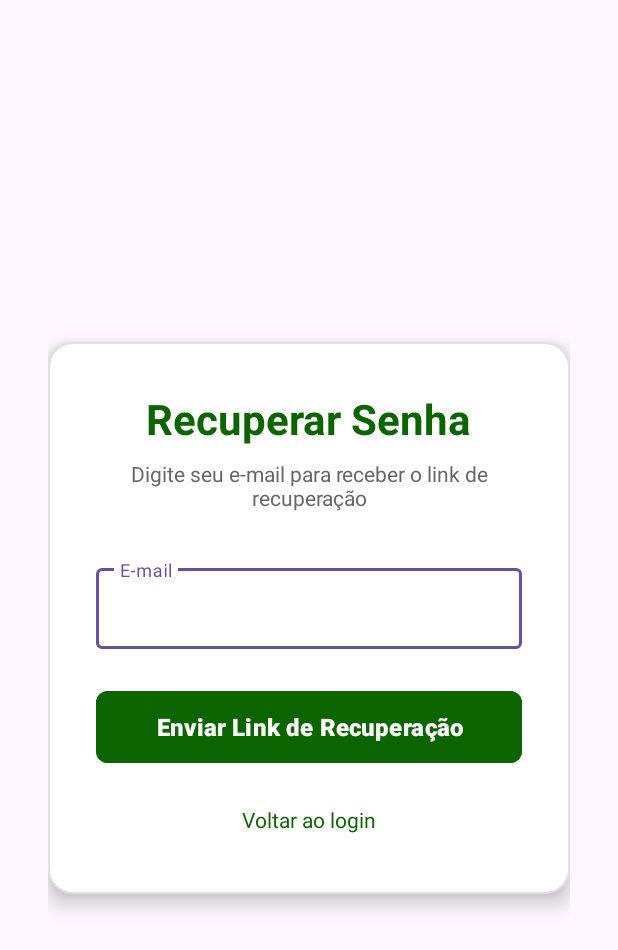
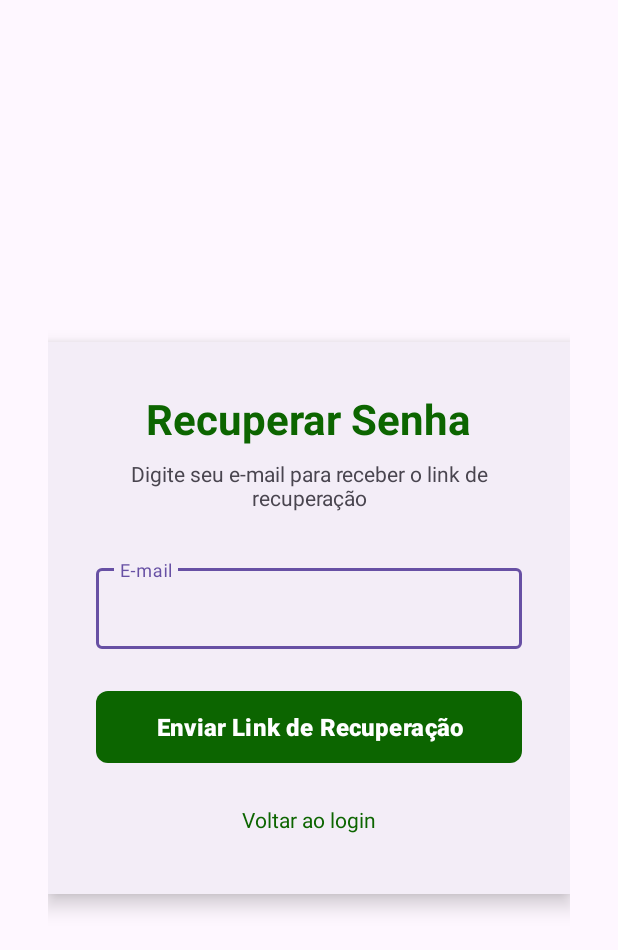
Before and after one commit to 2025-2-NCC3/Projeto2, an Android app: the ForgotPassword screen opened directly, with no data from a screen before it, on a phone screen of 412 x 824 dp. Shown: the top 950 px of the screen. Run offline under Robolectric (Android 15) with nearby library versions, the phone set to English and light mode, and no system bars.

Commit message:
Atualização da tela Recuperar Senha

```diff
--- a/app/src/main/res/drawable/card_background.xml
+++ b/app/src/main/res/drawable/card_background.xml
@@ -1,6 +1,6 @@
 <?xml version="1.0" encoding="utf-8"?>
 <shape xmlns:android="http://schemas.android.com/apk/res/android">
-    <solid android:color="@color/white"/>
+    <solid android:color="?attr/colorSurface"/>
     <corners android:radius="16dp"/>
-    <stroke android:width="1dp" android:color="#E0E0E0"/>
+    <stroke android:width="1dp" android:color="?attr/colorOutline"/>
 </shape>
--- a/app/src/main/res/layout/activity_forgot_password.xml
+++ b/app/src/main/res/layout/activity_forgot_password.xml
@@ -1,17 +1,19 @@
+<?xml version="1.0" encoding="utf-8"?>
 <LinearLayout xmlns:android="http://schemas.android.com/apk/res/android"
     android:layout_width="match_parent"
     android:layout_height="match_parent"
     xmlns:app="http://schemas.android.com/apk/res-auto"
     android:orientation="vertical"
     android:gravity="center"
-    android:padding="32dp">
+    android:padding="32dp"
+    android:background="?attr/colorSurface">
 
-    <!-- Adicionado card container para melhor visual -->
+    <!-- Card container -->
     <LinearLayout
         android:layout_width="match_parent"
         android:layout_height="wrap_content"
         android:orientation="vertical"
-        android:background="@drawable/card_background"
+        android:background="?attr/colorSurfaceContainer"
         android:padding="32dp"
         android:elevation="8dp">
 
@@ -26,55 +28,52 @@
             android:layout_gravity="center"
             android:layout_marginBottom="8dp"/>
 
-        <!-- Adicionado subtítulo explicativo -->
         <TextView
             android:layout_width="wrap_content"
             android:layout_height="wrap_content"
             android:text="Digite seu e-mail para receber o link de recuperação"
             android:textSize="14sp"
-            android:textColor="#666666"
+            android:textColor="?attr/colorOnSurfaceVariant"
             android:layout_gravity="center"
             android:layout_marginBottom="32dp"
             android:gravity="center"/>
 
-        <!-- Melhorado design do campo de e-mail -->
         <com.google.android.material.textfield.TextInputLayout
             android:layout_width="match_parent"
             android:layout_height="wrap_content"
             android:layout_marginBottom="24dp"
             android:hint="E-mail"
-            style="@style/Widget.MaterialComponents.TextInputLayout.OutlinedBox">
+            style="@style/Widget.MaterialComponents.TextInputLayout.OutlinedBox"
+            app:boxStrokeColor="?attr/colorPrimary">
 
             <com.google.android.material.textfield.TextInputEditText
                 android:id="@+id/etEmail"
                 android:layout_width="match_parent"
                 android:layout_height="wrap_content"
                 android:inputType="textEmailAddress"
-                android:padding="16dp"/>
+                android:padding="16dp"
+                android:textColor="?attr/colorOnSurface"/>
 
         </com.google.android.material.textfield.TextInputLayout>
 
-        <!-- Melhorado design do botão -->
         <com.google.android.material.button.MaterialButton
             android:id="@+id/btnResetPassword"
+            style="@style/Widget.App.RoundedButton.GreenFilled"
             android:layout_width="match_parent"
             android:layout_height="56dp"
             android:text="Enviar Link de Recuperação"
             android:textSize="16sp"
             android:textStyle="bold"
-            android:backgroundTint="@color/green"
-            android:textColor="@color/white"
             app:cornerRadius="8dp"
             android:layout_marginBottom="16dp"/>
 
-        <!-- Adicionado botão de voltar -->
         <TextView
             android:id="@+id/tvBackToLogin"
             android:layout_width="wrap_content"
             android:layout_height="wrap_content"
             android:text="Voltar ao login"
+            android:textSize="14sp"
             android:textColor="@color/green"
-            android:textSize="14sp"
             android:layout_gravity="center"
             android:padding="8dp"
             android:clickable="true"
```
